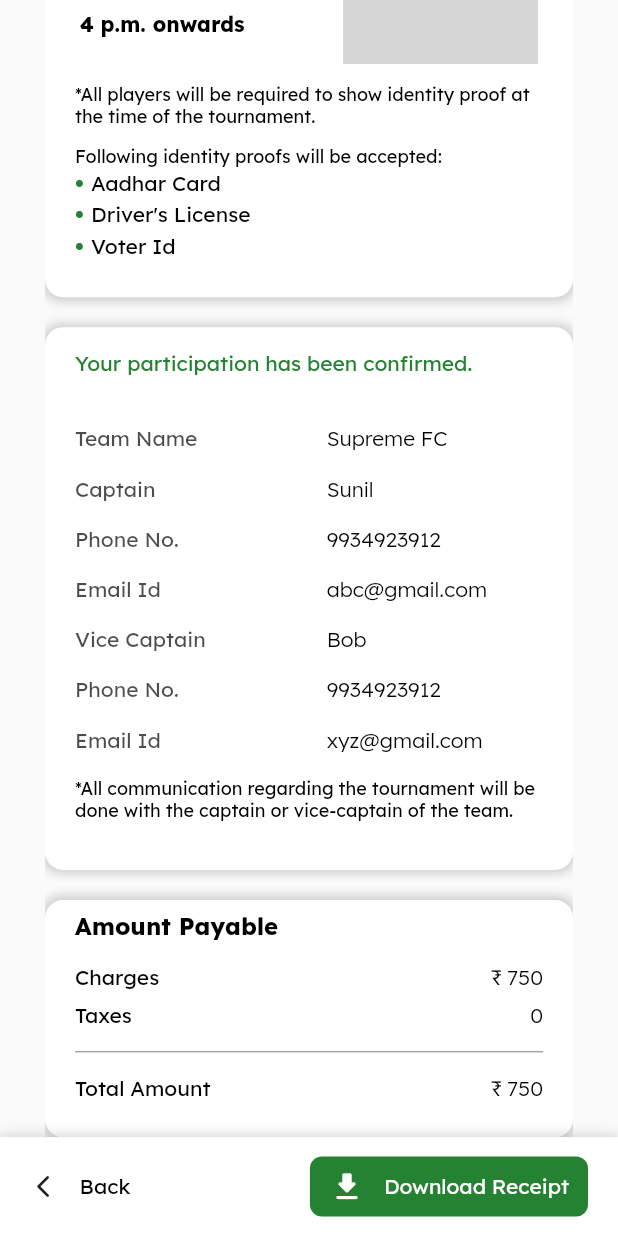
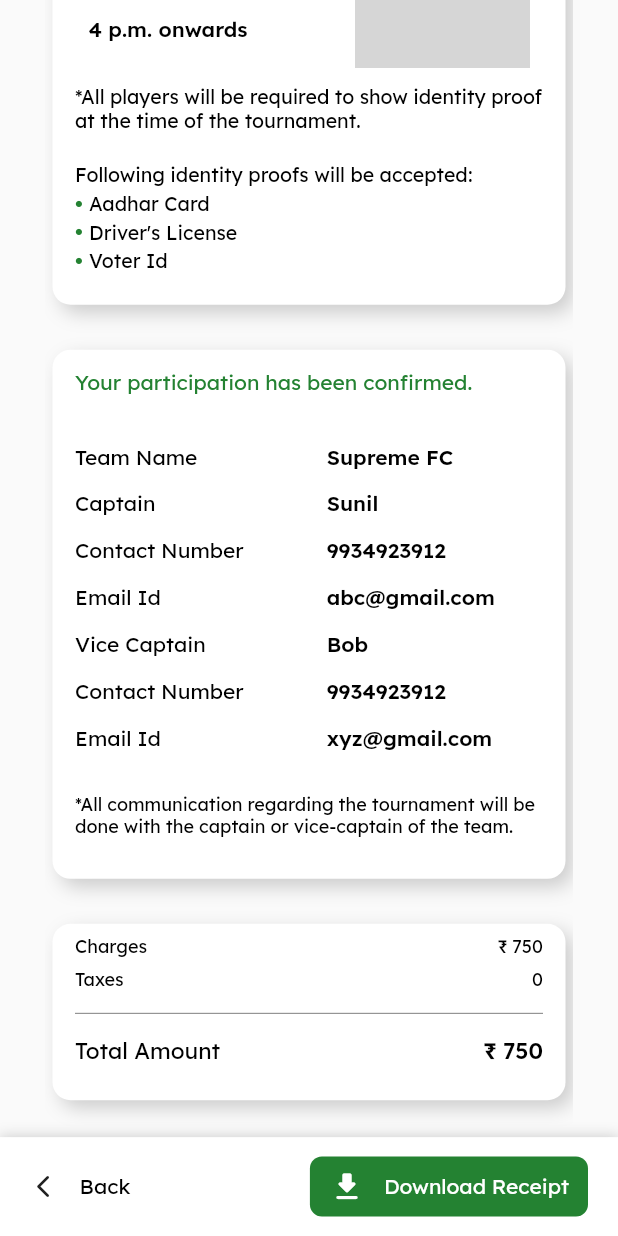
Before and after one commit to smit-mist/Huddle-Score, a Flutter app: the TournamentReceiptScreen screen opened directly, scrolled down 198 dp, on a phone screen of 412 x 824 dp. Run offline on Flutter 3.47's test engine with Material 2 defaults, Android fonts, the phone set to English and light mode, and no system bars; our stand-ins replace bloc, cloud_firestore, equatable, firebase_auth, firebase_core, flutter_bloc and 3 more; missing offline and left inert: razorpay_flutter; accounts and stored records are empty; network calls fail; grey boxes are pictures that could not be loaded.

Commit message:
Receipt Screen Done.

```diff
--- a/lib/screens/home_screen.dart
+++ b/lib/screens/home_screen.dart
@@ -3,6 +3,7 @@ import 'package:flutter_bloc/flutter_bloc.dart';
 import 'package:huddle_and_score/blocs/home/home_bloc.dart';
 import 'package:huddle_and_score/blocs/home/home_state.dart';
 import 'package:huddle_and_score/screens/partner_with_us/partner_with_us_intro.dart';
+import 'package:huddle_and_score/screens/tournament/tournament_receipt_screen.dart';
 import 'package:huddle_and_score/screens/tournament/view_all_tournament_screen.dart';
 import 'package:huddle_and_score/screens/widgets/action_button.dart';
 import 'package:huddle_and_score/screens/widgets/fifa_tile.dart';
@@ -85,10 +86,15 @@ class HomeScreen extends StatelessWidget {
                 SizedBox(
                   width: 5,
                 ),
-                Icon(
-                  Icons.qr_code_scanner,
-                  color: kThemeColor,
-                  size: 30,
+                GestureDetector(
+                  onTap: (){
+                    Navigator.push(context, MaterialPageRoute(builder: (_)=>TournamentReceiptScreen()));
+                  },
+                  child: Icon(
+                    Icons.qr_code_scanner,
+                    color: kThemeColor,
+                    size: 30,
+                  ),
                 )
               ],
             ),
@@ -274,7 +280,7 @@ class HomeScreen extends StatelessWidget {
                       ),
                       child: Image.asset(
                         'assets/images/turf_subs.png',
-                        fit: BoxFit.cover,
+                        fit: BoxFit.fill,
                       ),
                     ),
                     height: h * (170 / kScreenH),
--- a/lib/screens/partner_with_us/thank_you.dart
+++ b/lib/screens/partner_with_us/thank_you.dart
@@ -1,4 +1,5 @@
 import 'package:flutter/material.dart';
+import 'package:huddle_and_score/screens/home_navbar_screen.dart';
 
 import '../../constants.dart';
 
@@ -28,7 +29,7 @@ class ThankYou extends StatelessWidget {
               ),
               TextButton(
                 onPressed: () {
-                  Navigator.pop(context);
+                  Navigator.push(context, MaterialPageRoute(builder: (_)=>HomeNavBar()));
                 },
                 child: Text(
                   'Back to home',
--- a/lib/screens/tournament/tournament_receipt_screen.dart
+++ b/lib/screens/tournament/tournament_receipt_screen.dart
@@ -30,7 +30,7 @@ class _TournamentReceiptScreenState extends State<TournamentReceiptScreen> {
                 borderRadius: BorderRadius.circular(20),
                 color: Colors.white,
               ),
-              padding: EdgeInsets.symmetric(horizontal: 20),
+              padding: EdgeInsets.symmetric(horizontal: 15),
               height: h * (550 / kScreenH),
               width: w * (370 / kScreenW),
               child: Column(
@@ -452,15 +452,17 @@ class _TournamentReceiptScreenState extends State<TournamentReceiptScreen> {
                   'Receipt',
                   style: themeFont(
                     color: kThemeColor,
-                    s: 23,
+                    s: 23,w:'sb',
                   ),
                 ),
                 SizedBox(
                   height: h * 0.04,
                 ),
-                Container(
+                Padding(
+                  padding: const EdgeInsets.all(5.0),
+                  child: Container(
                     width: double.infinity,
-                  padding: EdgeInsets.symmetric(horizontal: 20),
+                    padding: EdgeInsets.symmetric(horizontal: 15),
                     height: h * (333 / kScreenH),
                     decoration: BoxDecoration(
                       color: Colors.white,
@@ -468,8 +470,9 @@ class _TournamentReceiptScreenState extends State<TournamentReceiptScreen> {
                       boxShadow: [
                         BoxShadow(
                           color: Colors.grey.withOpacity(0.5),
-                        blurRadius: 5,
-                        spreadRadius: 2,
+                          blurRadius: 10,
+                          spreadRadius: 0,
+                          offset: Offset(5,5),
                         )
                       ],
                     ),
@@ -491,19 +494,19 @@ class _TournamentReceiptScreenState extends State<TournamentReceiptScreen> {
                                   ),
                                   Text(
                                     'Fifa Championship',
-                                  style: themeFont(w: 'b'),
+                                    style: themeFont(w: 'sb',s: 14,),
                                   ),
                                   Text(
                                     '8 September 2021',
-                                  style: themeFont(w: 'b'),
+                                    style: themeFont(w: 'sb',s: 14,),
                                   ),
                                   Text(
                                     'LD College, Ahmedabad',
-                                  style: themeFont(w: 'b'),
+                                    style: themeFont(w: 'sb',s: 14,),
                                   ),
                                   Text(
                                     '4 p.m. onwards',
-                                  style: themeFont(w: 'b'),
+                                    style: themeFont(w: 'sb',s: 14,),
                                   ),
                                   SizedBox(
                                     height: 1,
@@ -513,7 +516,7 @@ class _TournamentReceiptScreenState extends State<TournamentReceiptScreen> {
                             ),
                             Container(
                               height: h * (147 / kScreenH),
-                            width: w * (134 / kScreenW),
+                              width: w * (120 / kScreenW),
                               child: ClipRRect(
                                 borderRadius: BorderRadius.circular(6),
                                 child: Image.network(
@@ -528,29 +531,31 @@ class _TournamentReceiptScreenState extends State<TournamentReceiptScreen> {
                           width: double.infinity,
                           child: Text(
                             '*All players will be required to show identity proof at the time of the tournament.',
-                          style: themeFont(s: 12),
+                            style: themeFont(s: 13,w:'m'),
                           ),
                         ),
+                        SizedBox(height: 1,),
                         Column(
                           children: [
                             SizedBox(
                               width: double.infinity,
                               child: Text(
                                 'Following identity proofs will be accepted:',
-                              style: themeFont(s: 12),
+                                style: themeFont(s: 13,w:'m'),
                               ),
                             ),
+                            SizedBox(height: 2,),
                             SizedBox(
                               width: double.infinity,
                               child: Row(
                                 children: [
                                   Text(
                                     '• ',
-                                  style: themeFont(color: kThemeColor, s: 17),
+                                    style: themeFont(color: kThemeColor, s: 15),
                                   ),
                                   Text(
                                     'Aadhar Card',
-                                  style: themeFont(),
+                                    style: themeFont(s: 13,w:'m'),
                                   ),
                                 ],
                               ),
@@ -561,11 +566,11 @@ class _TournamentReceiptScreenState extends State<TournamentReceiptScreen> {
                                 children: [
                                   Text(
                                     '• ',
-                                  style: themeFont(color: kThemeColor, s: 17),
+                                    style: themeFont(color: kThemeColor, s: 15),
                                   ),
                                   Text(
                                     'Driver\'s License',
-                                  style: themeFont(),
+                                    style: themeFont(s: 13,w:'m'),
                                   ),
                                 ],
                               ),
@@ -576,11 +581,11 @@ class _TournamentReceiptScreenState extends State<TournamentReceiptScreen> {
                                 children: [
                                   Text(
                                     '• ',
-                                  style: themeFont(color: kThemeColor, s: 17),
+                                    style: themeFont(color: kThemeColor, s: 15),
                                   ),
                                   Text(
                                     'Voter Id',
-                                  style: themeFont(),
+                                    style: themeFont(s: 13,w:'m'),
                                   ),
                                 ],
                               ),
@@ -593,21 +598,25 @@ class _TournamentReceiptScreenState extends State<TournamentReceiptScreen> {
                       ],
                     ),
                   ),
+                ),
                 SizedBox(
                   height: 20,
                 ),
-                Container(
+                Padding(
+                  padding: const EdgeInsets.all(5.0),
+                  child: Container(
                     width: double.infinity,
-                  padding: EdgeInsets.symmetric(horizontal: 20),
-                  height: h * (400 / kScreenH),
+                    padding: EdgeInsets.symmetric(horizontal: 15),
+                    height: h * (390 / kScreenH),
                     decoration: BoxDecoration(
                       color: Colors.white,
                       borderRadius: BorderRadius.circular(12),
                       boxShadow: [
                         BoxShadow(
                           color: Colors.grey.withOpacity(0.5),
-                        blurRadius: 5,
-                        spreadRadius: 2,
+                          blurRadius: 10,
+                          spreadRadius: 0,
+                          offset: Offset(5,5),
                         )
                       ],
                     ),
@@ -619,23 +628,27 @@ class _TournamentReceiptScreenState extends State<TournamentReceiptScreen> {
                           'Your participation has been confirmed.',
                           style: themeFont(
                             color: kThemeColor,
+                            s: 14,w:'m',
                           ),
                         ),
                         SizedBox(
-                        height: 1,
+                          height: 5,
                         ),
                         DataShower(type: 'Team Name', data: 'Supreme FC'),
                         DataShower(type: 'Captain', data: 'Sunil'),
-                      DataShower(type: 'Phone No.', data: '9934923912'),
+                        DataShower(type: 'Contact Number', data: '9934923912'),
                         DataShower(type: 'Email Id', data: 'abc@gmail.com'),
                         DataShower(type: 'Vice Captain', data: 'Bob'),
-                      DataShower(type: 'Phone No.', data: '9934923912'),
+                        DataShower(type: 'Contact Number', data: '9934923912'),
                         DataShower(type: 'Email Id', data: 'xyz@gmail.com'),
+                        SizedBox(
+                          height: 1,
+                        ),
                         SizedBox(
                           width: double.infinity,
                           child: Text(
                             '*All communication regarding the tournament will be done with the captain or vice-captain of the team.',
-                          style: themeFont(s: 12),
+                            style: themeFont(s: 12,w:'m',),
                           ),
                         ),
                         SizedBox(
@@ -644,21 +657,25 @@ class _TournamentReceiptScreenState extends State<TournamentReceiptScreen> {
                       ],
                     ),
                   ),
+                ),
                 SizedBox(
                   height: 20,
                 ),
-                Container(
+                Padding(
+                  padding: const EdgeInsets.all(5.0),
+                  child: Container(
                     width: double.infinity,
-                  padding: EdgeInsets.symmetric(horizontal: 20),
-                  height: h * (175 / kScreenH),
+                    padding: EdgeInsets.symmetric(horizontal: 15),
+                    height: h * (130 / kScreenH),
                     decoration: BoxDecoration(
                       color: Colors.white,
                       borderRadius: BorderRadius.circular(12),
                       boxShadow: [
                         BoxShadow(
                           color: Colors.grey.withOpacity(0.5),
-                        blurRadius: 5,
-                        spreadRadius: 2,
+                          blurRadius: 10,
+                          spreadRadius: 0,
+                          offset: Offset(5,5),
                         )
                       ],
                     ),
@@ -666,23 +683,17 @@ class _TournamentReceiptScreenState extends State<TournamentReceiptScreen> {
                       crossAxisAlignment: CrossAxisAlignment.start,
                       mainAxisAlignment: MainAxisAlignment.spaceEvenly,
                       children: [
-                      Text(
-                        'Amount Payable',
-                        style: themeFont(s: 16, w: 'b'),
-                      ),
-                      SizedBox(
-                        height: 1,
-                      ),
+
                         Row(
                           children: [
                             Text(
                               'Charges',
-                            style: themeFont(),
+                              style: themeFont(s: 12,w:'m',),
                             ),
                             Spacer(),
                             Text(
                               '₹ 750',
-                            style: themeFont(w: 'r'),
+                              style: themeFont(s: 12,w:'m',),
                             )
                           ],
                         ),
@@ -690,12 +701,12 @@ class _TournamentReceiptScreenState extends State<TournamentReceiptScreen> {
                           children: [
                             Text(
                               'Taxes',
-                            style: themeFont(),
+                              style: themeFont(s: 12,w:'m',),
                             ),
                             Spacer(),
                             Text(
                               '0',
-                            style: themeFont(w: 'r'),
+                              style: themeFont(s: 12,w:'m',),
                             )
                           ],
                         ),
@@ -706,12 +717,12 @@ class _TournamentReceiptScreenState extends State<TournamentReceiptScreen> {
                           children: [
                             Text(
                               'Total Amount',
-                            style: themeFont(),
+                              style: themeFont(s: 15,w:'m',),
                             ),
                             Spacer(),
                             Text(
                               '₹ 750',
-                            style: themeFont(w: 'r'),
+                              style: themeFont(s: 15,w:'sb',),
                             )
                           ],
                         ),
@@ -722,6 +733,7 @@ class _TournamentReceiptScreenState extends State<TournamentReceiptScreen> {
                           height: 1,
                         ),
                       ],
+                    ),
                   ),
                 ),
                 SizedBox(
@@ -749,14 +761,14 @@ class DataShower extends StatelessWidget {
         children: [
           Text(
             this.type,
-            style: themeFont(color: Colors.black.withOpacity(0.7)),
+            style: themeFont(s: 14,w:'m',),
           ),
           Spacer(),
           SizedBox(
             width: w * (0.35),
             child: Text(
               this.data,
-              style: themeFont(w: 'r'),
+              style: themeFont(s: 14,w:'sb',),
             ),
           ),
         ],
--- a/lib/screens/widgets/fifa_tile.dart
+++ b/lib/screens/widgets/fifa_tile.dart
@@ -14,7 +14,7 @@ class FifaTile extends StatelessWidget {
     double w = MediaQuery.of(context).size.width;
     double h = MediaQuery.of(context).size.height;
     WeirdDateFormat st = WeirdDateFormat(date: fifa.date);
-
+    String venue = fifa.venue.join(', ');
     return GestureDetector(
       onTap: () async {
         Navigator.push(
@@ -90,7 +90,7 @@ class FifaTile extends StatelessWidget {
                           height: 1,
                         ),
                         Text(
-                          fifa.venue.join(' '),
+                          venue.length > 25?venue.substring(0,25)+'...':venue,
                           style: themeFont(s: 12, w: 'r'),
                         ),
                         Text(
--- a/lib/screens/widgets/tournament_tile.dart
+++ b/lib/screens/widgets/tournament_tile.dart
@@ -24,8 +24,11 @@ class TournamentTile extends StatelessWidget {
     timeLine += st.getMonth();
     timeLine += ', ';
     timeLine += st.getYear();
+    String venue = here.venue.join(', ');
+    print(here.name);
+    print(venue);
     print(timeLine);
-    if(here.room.total == here.room.taken.length)fullFilled = true;
+    if (here.room.total == here.room.taken.length) fullFilled = true;
     return GestureDetector(
       onTap: () async {
         Navigator.push(
@@ -42,7 +45,7 @@ class TournamentTile extends StatelessWidget {
           MaterialPageRoute(
             builder: (_) => TournamentDetails(
               tournament: tournament,
-              isReg:isReg,
+              isReg: isReg,
             ),
           ),
         );
@@ -90,10 +93,11 @@ class TournamentTile extends StatelessWidget {
                       width: w * (155 / kScreenW),
                     ),
                     Padding(
-                      padding: const EdgeInsets.only(top:5.0),
+                      padding: const EdgeInsets.only(top: 5.0),
                       child: Container(
                         padding: EdgeInsets.symmetric(horizontal: 7),
                         height: h * (120 / kScreenH),
+                        width: double.infinity,
                         child: Center(
                           child: Column(
                             crossAxisAlignment: CrossAxisAlignment.start,
@@ -101,16 +105,17 @@ class TournamentTile extends StatelessWidget {
                             children: [
                               Text(
                                 here.name,
-                                style: themeFont(s: 12,w: 'm'),
+                                style: themeFont(s: 12, w: 'm'),
                               ),
-
                               Text(
-                                here.venue.join(''),
-                                style: themeFont(s: 12,w: 'r'),
+                                venue.length > 25
+                                    ? venue.substring(0, 25) + '...'
+                                    : venue,
+                                style: themeFont(s: 12, w: 'r'),
                               ),
                               Text(
                                 timeLine,
-                                style: themeFont(s: 12,w:'r'),
+                                style: themeFont(s: 12, w: 'r'),
                               ),
                             ],
                           ),
@@ -122,22 +127,18 @@ class TournamentTile extends StatelessWidget {
               ),
             ),
           ),
-          (fullFilled)? Positioned(
-            top: h * (100 / kScreenH),
-            child: Container(
-              height: 20,
-              width: w * (155 / kScreenW),
-              color: Colors.red,
-              child: Center(
-                child: Text(
-                  'Fully Booked!',
-                  style: themeFont(
-                    color: Colors.white,
+          (fullFilled)
+              ? Positioned(
+                  top: h * (95 / kScreenH),
+                  child: Container(
+                    width: w*(160/kScreenW),
+                    child: Image.asset(
+                      'assets/images/filling_fast_banner.png',
+                      fit: BoxFit.cover,
+                    ),
                   ),
-                ),
-              ),
-            ),
-          ):Container(),
+                )
+              : Container(),
         ],
       ),
     );
```
Also changed, not shown: assets/images/filling_fast_banner.png (renamed from assets/images/full_filled_banner.png). Lines whose indentation alone changed are shown as unchanged.
